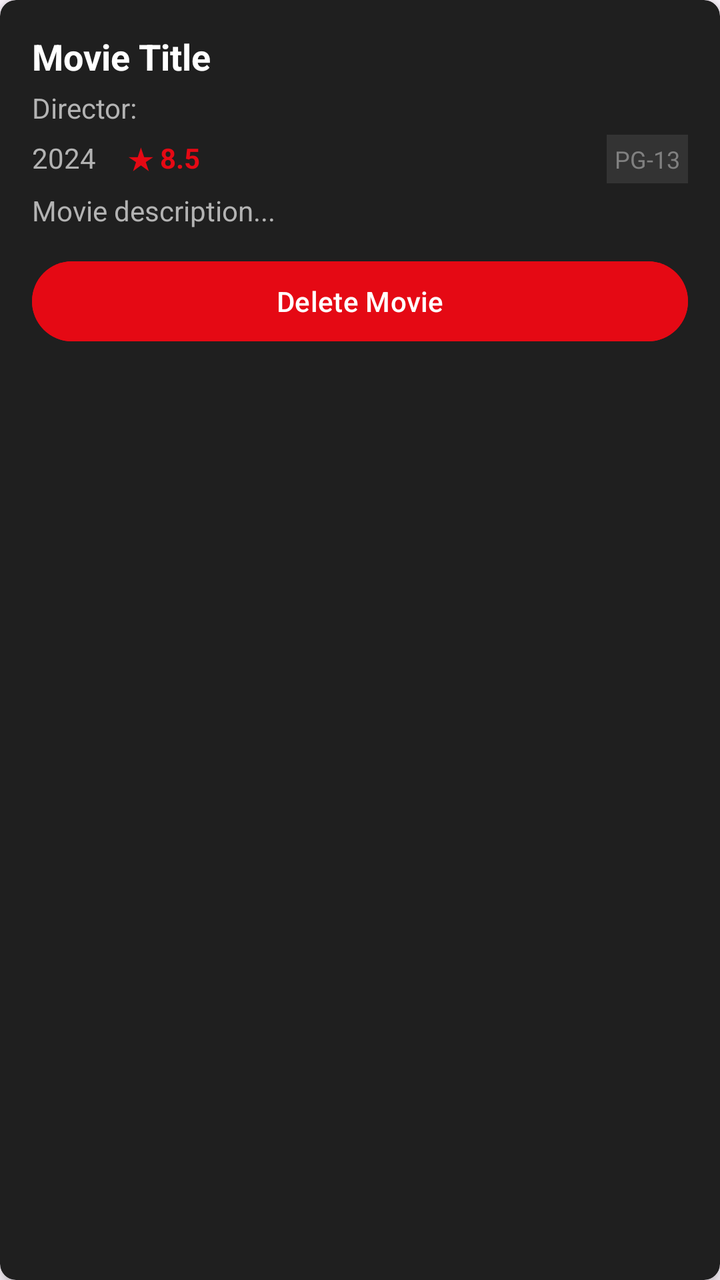
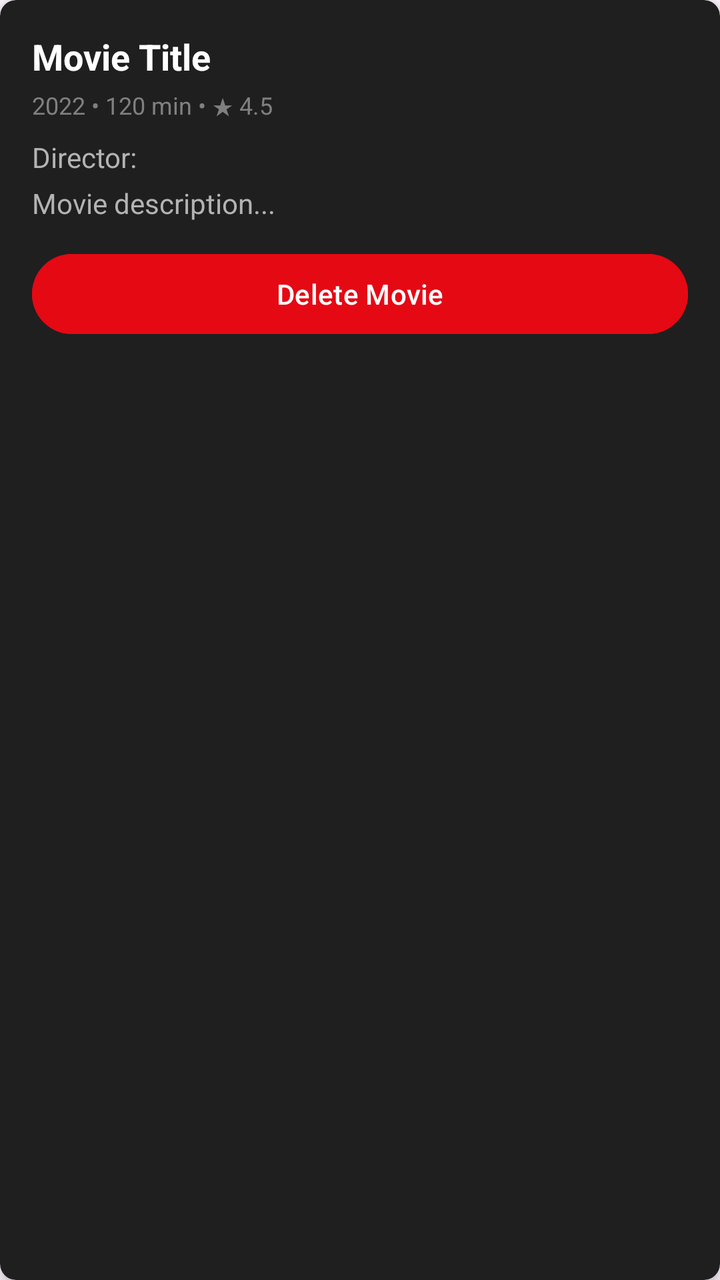

The first picture is an Android layout as it rendered before a commit; the second is the same layout after the commit. The layout source and the unified diff follow.
<!-- AndroidManifest.xml: application theme Theme.CmsApp -->
<!-- res/layout/item_movie.xml -->
<?xml version="1.0" encoding="utf-8"?>
<androidx.cardview.widget.CardView xmlns:android="http://schemas.android.com/apk/res/android"
    xmlns:app="http://schemas.android.com/apk/res-auto"
    android:layout_width="match_parent"
    android:layout_height="wrap_content"
    android:layout_margin="8dp"
    app:cardBackgroundColor="#1F1F1F"
    app:cardCornerRadius="8dp"
    app:cardElevation="4dp">

    <LinearLayout
        android:layout_width="match_parent"
        android:layout_height="wrap_content"
        android:orientation="vertical"
        android:padding="16dp">

        
        <TextView
            android:id="@+id/tvMovieTitle"
            android:layout_width="wrap_content"
            android:layout_height="wrap_content"
            android:text="Movie Title"
            android:textColor="#FFFFFF"
            android:textSize="18sp"
            android:textStyle="bold"
            android:layout_marginBottom="4dp" />

        
        <TextView
            android:id="@+id/tvMovieDirector"
            android:layout_width="wrap_content"
            android:layout_height="wrap_content"
            android:text="Director: "
            android:textColor="#B3B3B3"
            android:textSize="14sp"
            android:layout_marginBottom="4dp" />

        
        <LinearLayout
            android:layout_width="match_parent"
            android:layout_height="wrap_content"
            android:orientation="horizontal"
            android:layout_marginBottom="4dp">

            <TextView
                android:id="@+id/tvMovieYear"
                android:layout_width="wrap_content"
                android:layout_height="wrap_content"
                android:text="2024"
                android:textColor="#B3B3B3"
                android:textSize="14sp"
                android:layout_marginEnd="16dp" />

            <TextView
                android:id="@+id/tvMovieRating"
                android:layout_width="wrap_content"
                android:layout_height="wrap_content"
                android:text="★ 8.5"
                android:textColor="#E50914"
                android:textSize="14sp"
                android:textStyle="bold" />

            <View
                android:layout_width="0dp"
                android:layout_height="1dp"
                android:layout_weight="1" />

            <TextView
                android:id="@+id/tvMovieClassification"
                android:layout_width="wrap_content"
                android:layout_height="wrap_content"
                android:text="PG-13"
                android:textColor="#808080"
                android:textSize="12sp"
                android:background="#333333"
                android:padding="4dp" />

        </LinearLayout>

        
        <TextView
            android:id="@+id/tvMovieDescription"
            android:layout_width="wrap_content"
            android:layout_height="wrap_content"
            android:text="Movie description..."
            android:textColor="#B3B3B3"
            android:textSize="14sp"
            android:maxLines="2"
            android:ellipsize="end"
            android:layout_marginBottom="12dp" />

        
        <Button
            android:id="@+id/btnDeleteMovie"
            android:layout_width="match_parent"
            android:layout_height="wrap_content"
            android:text="Delete Movie"
            android:textColor="#FFFFFF"
            android:backgroundTint="#E50914"
            android:textAllCaps="false" />

    </LinearLayout>

</androidx.cardview.widget.CardView>
<!-- resources referenced by this layout -->
<resources>
  <style name="Theme.CmsApp" parent="Base.Theme.CmsApp" />
  <style name="Base.Theme.CmsApp" parent="Theme.Material3.DayNight.NoActionBar">
          
          
      </style>
</resources>

<!-- the commit's change to res/layout/item_movie.xml (unified diff, before → after) -->
@@ -25,6 +25,15 @@
             android:textStyle="bold"
             android:layout_marginBottom="4dp" />
 
+        <TextView
+            android:id="@+id/tvInfo"
+            android:layout_width="match_parent"
+            android:layout_height="wrap_content"
+            android:text="2022 • 120 min • ★ 4.5"
+            android:textColor="#808080"
+            android:textSize="12sp"
+            android:layout_marginBottom="8dp" />
+
         
         <TextView
             android:id="@+id/tvMovieDirector"
@@ -36,46 +45,7 @@
             android:layout_marginBottom="4dp" />
 
         
-        <LinearLayout
-            android:layout_width="match_parent"
-            android:layout_height="wrap_content"
-            android:orientation="horizontal"
-            android:layout_marginBottom="4dp">
-
-            <TextView
-                android:id="@+id/tvMovieYear"
-                android:layout_width="wrap_content"
-                android:layout_height="wrap_content"
-                android:text="2024"
-                android:textColor="#B3B3B3"
-                android:textSize="14sp"
-                android:layout_marginEnd="16dp" />
-
-            <TextView
-                android:id="@+id/tvMovieRating"
-                android:layout_width="wrap_content"
-                android:layout_height="wrap_content"
-                android:text="★ 8.5"
-                android:textColor="#E50914"
-                android:textSize="14sp"
-                android:textStyle="bold" />
-
-            <View
-                android:layout_width="0dp"
-                android:layout_height="1dp"
-                android:layout_weight="1" />
-
-            <TextView
-                android:id="@+id/tvMovieClassification"
-                android:layout_width="wrap_content"
-                android:layout_height="wrap_content"
-                android:text="PG-13"
-                android:textColor="#808080"
-                android:textSize="12sp"
-                android:background="#333333"
-                android:padding="4dp" />
-
-        </LinearLayout>
+        
 
         
         <TextView
